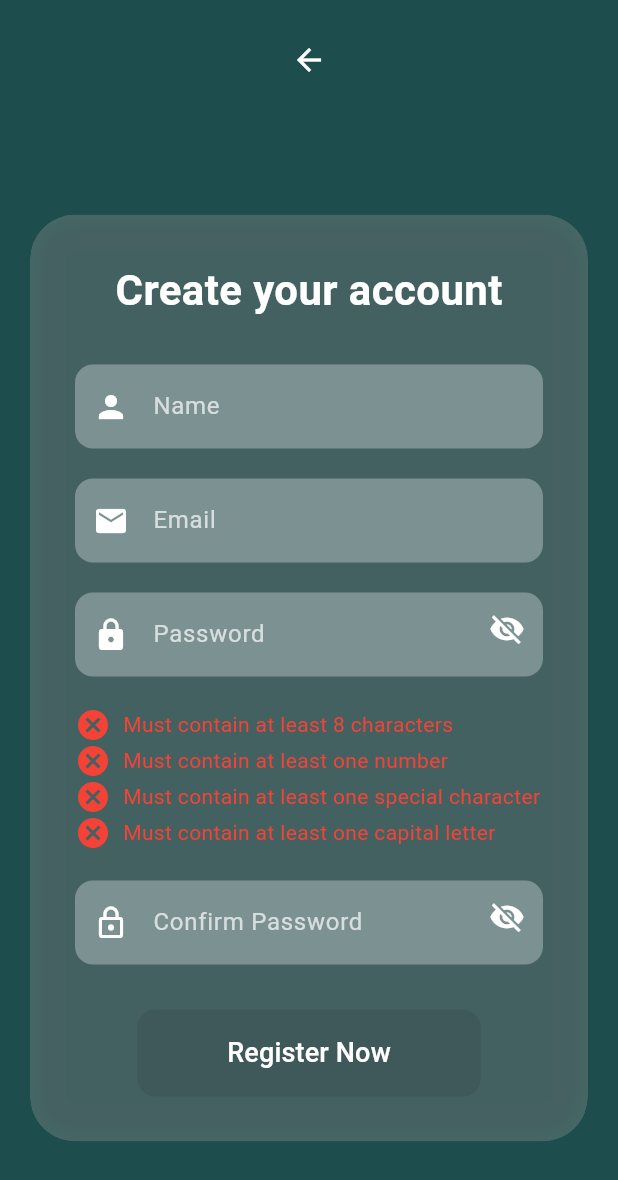
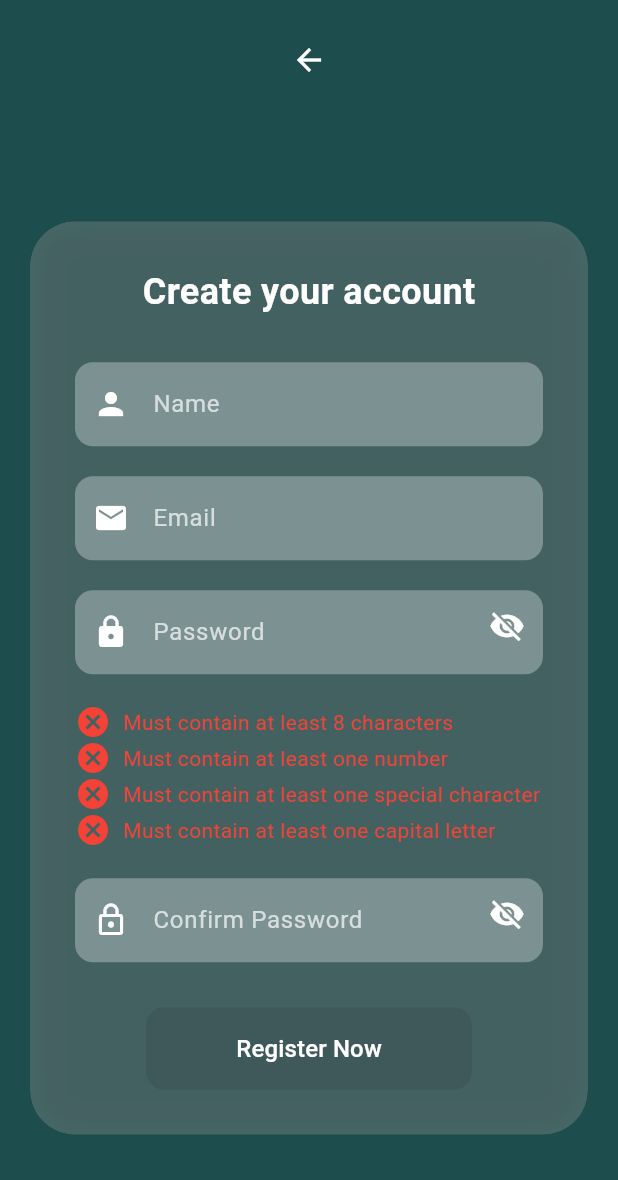
Before and after one commit to Fzzz03/firebase_integration, a Flutter app: the RegisterPage screen opened directly, on a phone screen of 412 x 824 dp. Shown: the top 1180 px of the screen. Run offline on Flutter 3.47's test engine with Material 3 defaults, Android fonts, the phone set to English and light mode, and no system bars; our stand-ins replace firebase_auth, firebase_core, google_sign_in; accounts and stored records are empty.

Commit message:
Update reg.dart

```diff
--- a/lib/reg.dart
+++ b/lib/reg.dart
@@ -192,7 +192,7 @@ class _RegisterPageState extends State<RegisterPage> {
                             const Text(
                               'Create your account',
                               style: TextStyle(
-                                fontSize: 28,
+                                fontSize: 24, // Reduced font size
                                 fontWeight: FontWeight.bold,
                                 color: Colors.white,
                               ),
@@ -297,7 +297,7 @@ class _RegisterPageState extends State<RegisterPage> {
                               child: const Text(
                                 'Register Now',
                                 style:
-                                    TextStyle(fontSize: 18, color: Colors.white),
+                                    TextStyle(fontSize: 16, color: Colors.white), // Reduced font size
                               ),
                             ),
                           ],
```
